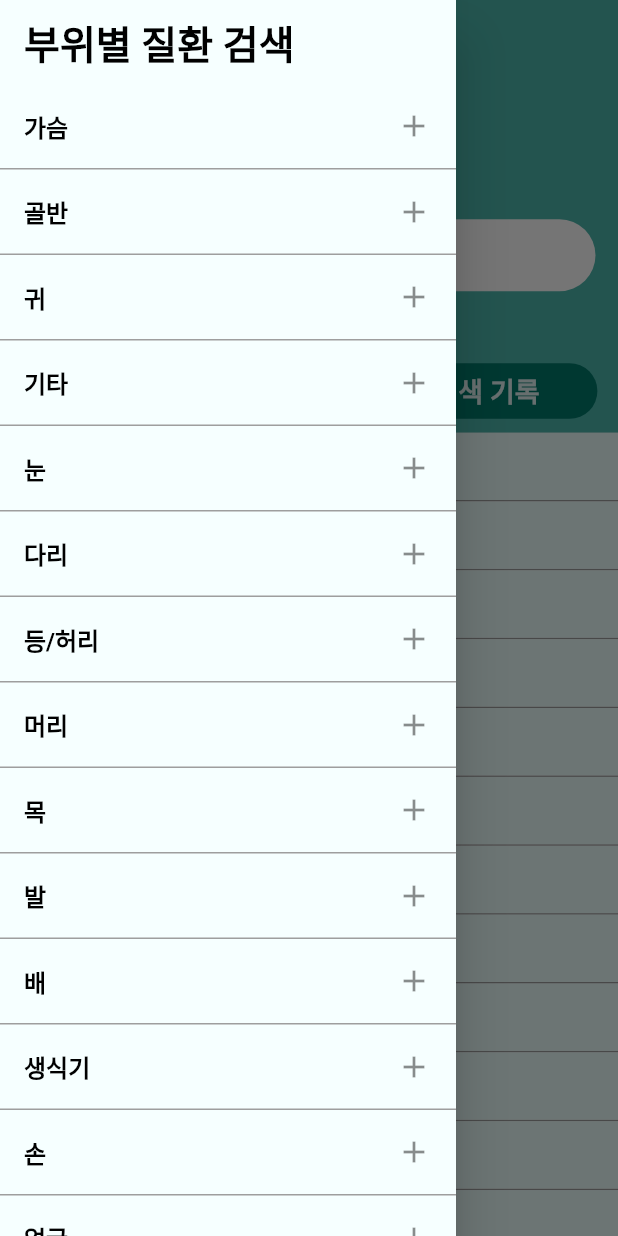
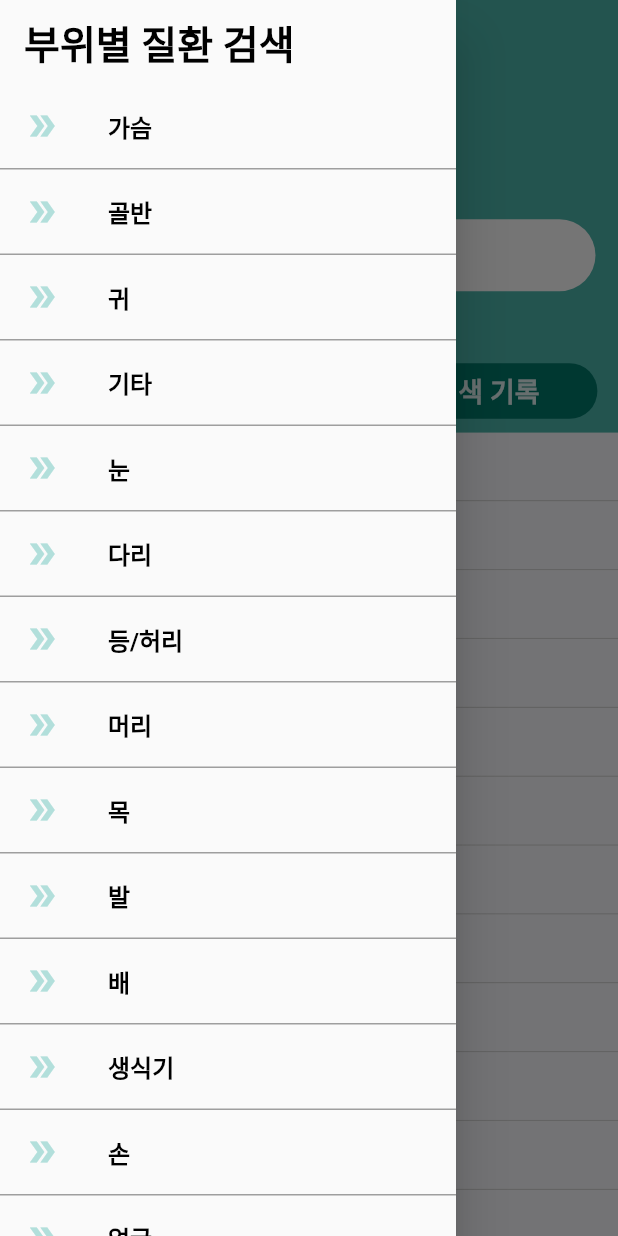
Before and after one commit to akdlcnd0994/flutterDEBG, a Flutter app: the DicionaryScreen screen opened directly, with the side drawer open, on a phone screen of 412 x 824 dp. Run offline on Flutter 3.47's test engine with Material 2 defaults, Android fonts, the phone set to English and light mode, and no system bars; network calls fail.

Commit message:
Update dictionary_screen.dart

```diff
--- a/lib/screens/dictionary_screen.dart
+++ b/lib/screens/dictionary_screen.dart
@@ -291,13 +291,13 @@ class _DicionaryScreenState extends State<DicionaryScreen> {
 
   Container poKeyword(String disease, double height, double width) {
     return Container(
-      decoration: const BoxDecoration(
+      decoration: BoxDecoration(
         border: Border(
-          bottom: BorderSide(color: Colors.grey),
+          bottom: BorderSide(color: Colors.grey.withOpacity(0.4)),
         ),
       ),
       child: Material(
-        color: const Color.fromARGB(255, 235, 254, 252),
+        color: const Color.fromARGB(255, 251, 251, 255),
         child: InkWell(
           splashColor: Colors.grey,
           onTap: () {
@@ -335,7 +335,6 @@ class MainDrawer extends StatelessWidget {
     double height = MediaQuery.of(context).size.height; // 화면의 높이
 
     return Drawer(
-      backgroundColor: const Color.fromARGB(255, 246, 255, 255),
       child: ListView(
         children: <Widget>[
           const ListTile(
@@ -344,7 +343,7 @@ class MainDrawer extends StatelessWidget {
               style: TextStyle(
                   color: Colors.black,
                   fontSize: 26,
-                  fontWeight: FontWeight.w900),
+                  fontWeight: FontWeight.w800),
             ),
           ),
           for (String part in parts) drawerMenu(part),
@@ -356,7 +355,11 @@ class MainDrawer extends StatelessWidget {
   ListTile drawerMenu(String menuName) {
     return ListTile(
       shape: const Border(bottom: BorderSide(color: Colors.grey)),
-      splashColor: Colors.teal[200],
+      splashColor: Colors.teal[100],
+      leading: Icon(
+        Icons.double_arrow,
+        color: Colors.teal[100],
+      ),
       title: Text(
         menuName,
         style: const TextStyle(
@@ -365,7 +368,6 @@ class MainDrawer extends StatelessWidget {
       onTap: () {
         print(menuName);
       },
-      trailing: const Icon(Icons.add),
     );
   }
 }
```
